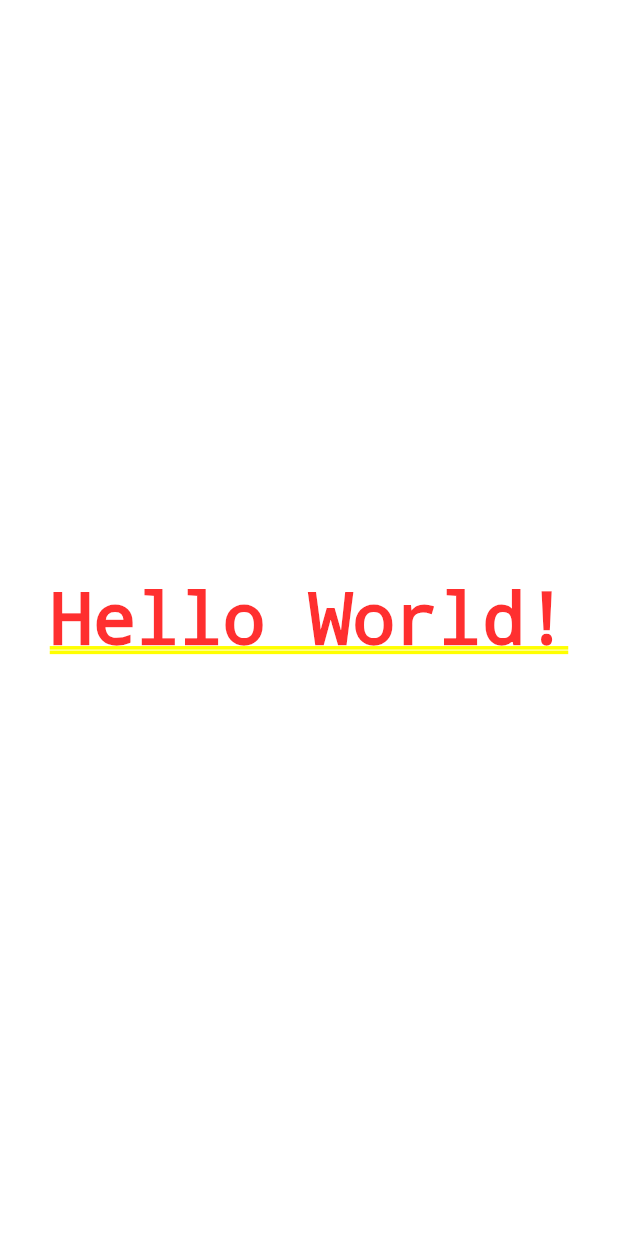
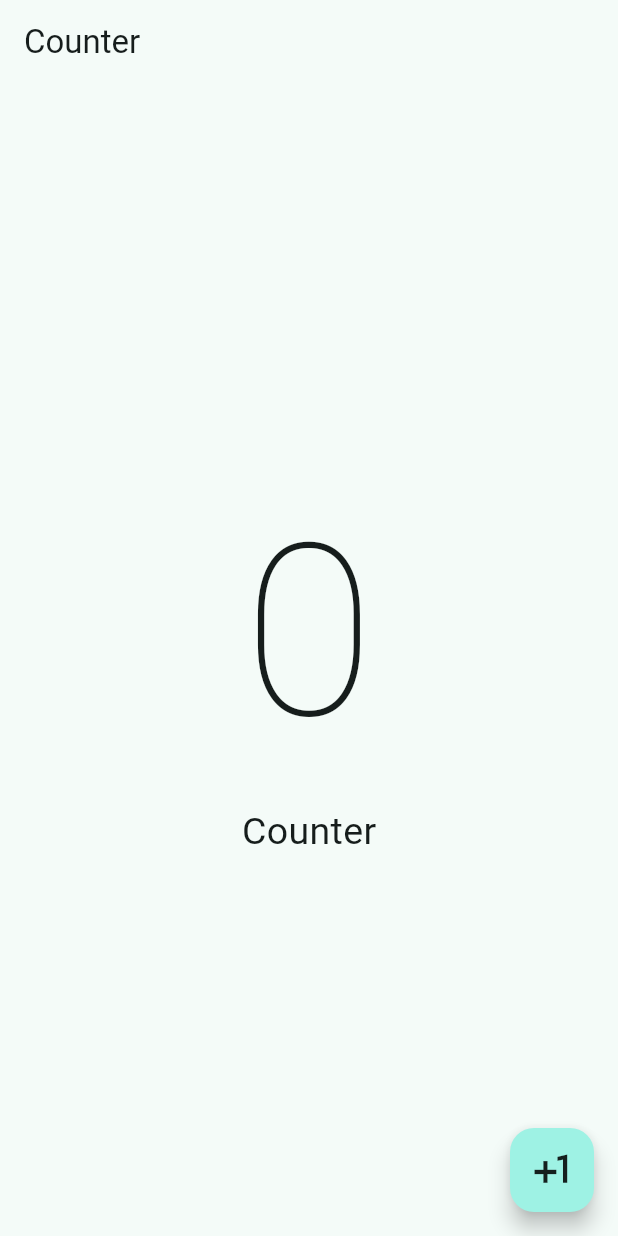
Before and after one commit to fswebcoder/Flutter-Dart, a Flutter app: the screen it shows after launch, on a phone screen of 412 x 824 dp. Run offline on Flutter 3.47's test engine with Material 3 defaults, Android fonts, the phone set to English and light mode, and no system bars.

```diff
--- a/hello_world_app/lib/main.dart
+++ b/hello_world_app/lib/main.dart
@@ -1,12 +1,22 @@
 import 'package:flutter/material.dart';
+import 'package:hello_world_app/presentation/screens/counter/counter_screen.dart';
 
 void main() {
-  runApp(MyApp());
+  runApp(const MyApp());
 }
 
 class MyApp extends StatelessWidget {
+  const MyApp({super.key});
+
   @override
   Widget build(BuildContext context) {
-    return const MaterialApp(home: Center(child: Text('Hello World!')));
+    return MaterialApp(
+      theme:  ThemeData(
+        useMaterial3: true,
+        colorSchemeSeed: Colors.teal
+
+      ),
+      debugShowCheckedModeBanner: false,
+      home: const CounterScreen());
   }
 }
--- /dev/null
+++ b/hello_world_app/lib/presentation/screens/counter/counter_screen.dart
@@ -0,0 +1,47 @@
+import 'package:flutter/material.dart';
+
+class CounterScreen extends StatefulWidget {
+
+  const CounterScreen({super.key});
+
+  @override
+  State<CounterScreen> createState() => _CounterScreenState();
+}
+
+class _CounterScreenState extends State<CounterScreen> {
+
+  int counter = 0;
+
+
+  @override
+  Widget build(BuildContext context) {
+    return Scaffold(
+      appBar: AppBar(
+        title: const Text('Counter'),
+      ),
+      body: Center(
+        child: Column(
+          mainAxisAlignment: MainAxisAlignment.center,
+          children: [
+            Text('$counter', style: const TextStyle(fontSize: 160, fontWeight: FontWeight.w100)
+            ),
+            const Text('Counter', style: TextStyle(fontSize: 25)),
+          ],
+        ),
+      ),
+      floatingActionButton: FloatingActionButton(
+        onPressed: () {
+          setState(() {
+            counter++;
+          });
+
+        },
+        child: const Icon(
+          Icons.plus_one,
+          color: Colors.black87,
+          size: 35,
+        ),
+      ),
+    );
+  }
+}
```
